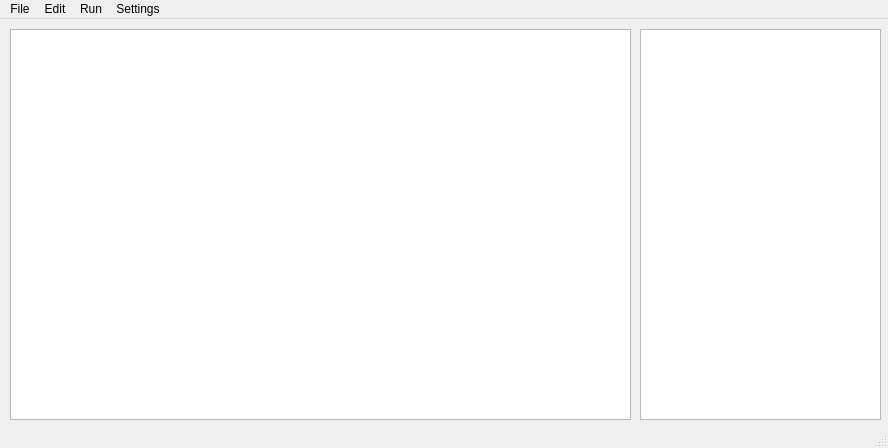
Qt form util/main.ui (DarthAkiraNihil/GerviRemastered) before a commit.
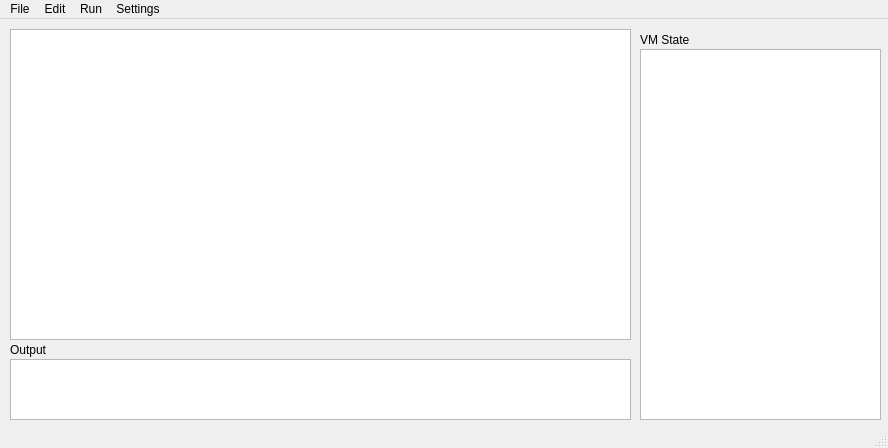
The same form after that commit.

Commit message: Added Output and VM State fields

```diff
--- a/util/main.ui
+++ b/util/main.ui
@@ -20,20 +20,56 @@
       <x>10</x>
       <y>10</y>
       <width>621</width>
-      <height>391</height>
+      <height>311</height>
      </rect>
     </property>
    </widget>
-   <widget class="QTableWidget" name="tableWidget">
+   <widget class="QTextBrowser" name="textBrowser">
     <property name="geometry">
      <rect>
       <x>640</x>
-      <y>10</y>
+      <y>30</y>
       <width>241</width>
-      <height>391</height>
+      <height>371</height>
      </rect>
     </property>
    </widget>
+   <widget class="QLabel" name="label">
+    <property name="geometry">
+     <rect>
+      <x>640</x>
+      <y>10</y>
+      <width>71</width>
+      <height>21</height>
+     </rect>
+    </property>
+    <property name="text">
+     <string>VM State</string>
+    </property>
+   </widget>
+   <widget class="QTextBrowser" name="textBrowser_2">
+    <property name="geometry">
+     <rect>
+      <x>10</x>
+      <y>340</y>
+      <width>621</width>
+      <height>61</height>
+     </rect>
+    </property>
+   </widget>
+   <widget class="QLabel" name="label_2">
+    <property name="geometry">
+     <rect>
+      <x>10</x>
+      <y>320</y>
+      <width>47</width>
+      <height>21</height>
+     </rect>
+    </property>
+    <property name="text">
+     <string>Output</string>
+    </property>
+   </widget>
   </widget>
   <widget class="QMenuBar" name="menubar">
    <property name="geometry">
```
The commit also changes 4 other files.
